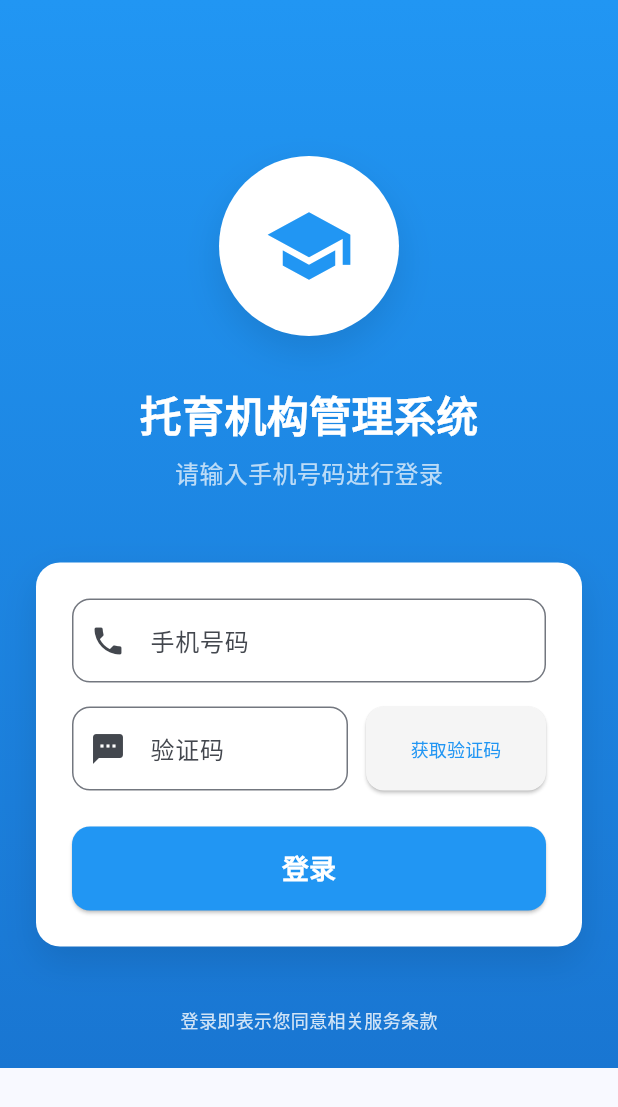
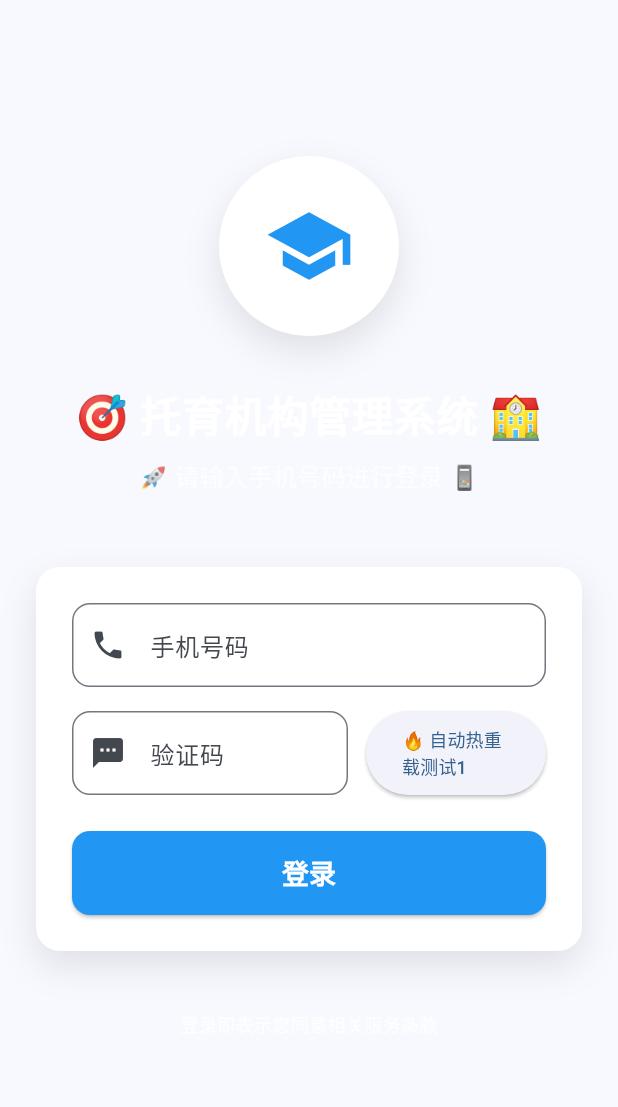
Before and after one commit to kreviazuk/flutter, a Flutter app: the screen it shows after launch, on a phone screen of 412 x 824 dp. Shown: the top 1107 px of the screen. Run offline on Flutter 3.47's test engine with Material 3 defaults, Android fonts, the phone set to English and light mode, and no system bars; our stand-ins replace dio, shared_preferences; Roboto replaces fonts that are missing (PingFang SC).

Commit message:
更新pubspec.yaml以添加hotreloader依赖 - 修改main.dart以确保认证状态检查在构建完成后执行 - 优化home_screen.dart和login_screen.dart的UI布局，增强用户体验

```diff
--- /dev/null
+++ b/devtools_options.yaml
@@ -0,0 +1,3 @@
+description: This file stores settings for Dart & Flutter DevTools.
+documentation: https://docs.flutter.dev/tools/devtools/extensions#configure-extension-enablement-states
+extensions:
--- a/lib/main.dart
+++ b/lib/main.dart
@@ -47,7 +47,10 @@ class _SplashScreenState extends State<SplashScreen> {
   @override
   void initState() {
     super.initState();
-    _checkAuthStatus();
+    // 使用 WidgetsBinding.instance.addPostFrameCallback 确保在build完成后执行
+    WidgetsBinding.instance.addPostFrameCallback((_) {
+      _checkAuthStatus();
+    });
   }
 
   /// 检查认证状态
--- a/lib/screens/login_screen.dart
+++ b/lib/screens/login_screen.dart
@@ -122,16 +122,6 @@ class _LoginScreenState extends State<LoginScreen> {
   Widget build(BuildContext context) {
     return Scaffold(
       body: Container(
-        decoration: const BoxDecoration(
-          gradient: LinearGradient(
-            begin: Alignment.topCenter,
-            end: Alignment.bottomCenter,
-            colors: [
-              Color(0xFF2196F3),
-              Color(0xFF1976D2),
-            ],
-          ),
-        ),
         child: SafeArea(
           child: Consumer<AuthProvider>(
             builder: (context, authProvider, child) {
@@ -170,7 +160,7 @@ class _LoginScreenState extends State<LoginScreen> {
 
                       // 标题
                       const Text(
-                        '托育机构管理系统',
+                        '🎯 托育机构管理系统 🏫',
                         style: TextStyle(
                           fontSize: 28,
                           fontWeight: FontWeight.bold,
@@ -181,7 +171,7 @@ class _LoginScreenState extends State<LoginScreen> {
                       const SizedBox(height: 8),
 
                       const Text(
-                        '请输入手机号码进行登录',
+                        '🚀 请输入手机号码进行登录 📱',
                         style: TextStyle(
                           fontSize: 16,
                           color: Colors.white70,
@@ -223,7 +213,6 @@ class _LoginScreenState extends State<LoginScreen> {
                                 ),
                                 focusedBorder: OutlineInputBorder(
                                   borderRadius: BorderRadius.circular(12),
-                                  borderSide: const BorderSide(color: Color(0xFF2196F3)),
                                 ),
                               ),
                               validator: (value) {
@@ -290,13 +279,6 @@ class _LoginScreenState extends State<LoginScreen> {
                                     onPressed: (_countdown > 0 || authProvider.isLoading)
                                         ? null
                                         : _sendVerificationCode,
-                                    style: ElevatedButton.styleFrom(
-                                      backgroundColor: Colors.grey[100],
-                                      foregroundColor: const Color(0xFF2196F3),
-                                      shape: RoundedRectangleBorder(
-                                        borderRadius: BorderRadius.circular(12),
-                                      ),
-                                    ),
                                     child: authProvider.isLoading
                                         ? const SizedBox(
                                             width: 20,
@@ -304,7 +286,7 @@ class _LoginScreenState extends State<LoginScreen> {
                                             child: CircularProgressIndicator(strokeWidth: 2),
                                           )
                                         : Text(
-                                            _countdown > 0 ? '${_countdown}s' : '获取验证码',
+                                            _countdown > 0 ? '${_countdown}s' : '🔥 自动热重载测试1',
                                             style: const TextStyle(fontSize: 12),
                                           ),
                                   ),
--- a/pubspec.yaml
+++ b/pubspec.yaml
@@ -2,7 +2,7 @@ name: my_flutter_app
 description: "托育机构管理系统 - Flutter版本"
 # The following line prevents the package from being accidentally published to
 # pub.dev using `flutter pub publish`. This is preferred for private packages.
-publish_to: 'none' # Remove this line if you wish to publish to pub.dev
+publish_to: "none"
 
 # The following defines the version and build number for your application.
 # A version number is three numbers separated by dots, like 1.2.43
@@ -57,12 +57,14 @@ dev_dependencies:
   # rules and activating additional ones.
   flutter_lints: ^4.0.0
 
+  # 自动热重载工具
+  hotreloader: ^4.3.0
+
 # For information on the generic Dart part of this file, see the
 # following page: https://dart.dev/tools/pub/pubspec
 
 # The following section is specific to Flutter packages.
 flutter:
-
   # The following line ensures that the Material Icons font is
   # included with your application, so that you can use the icons in
   # the material Icons class.
```
Also changed, not shown: lib/screens/home_screen.dart (+2 -15 lines), pubspec.lock, 3 other files.
